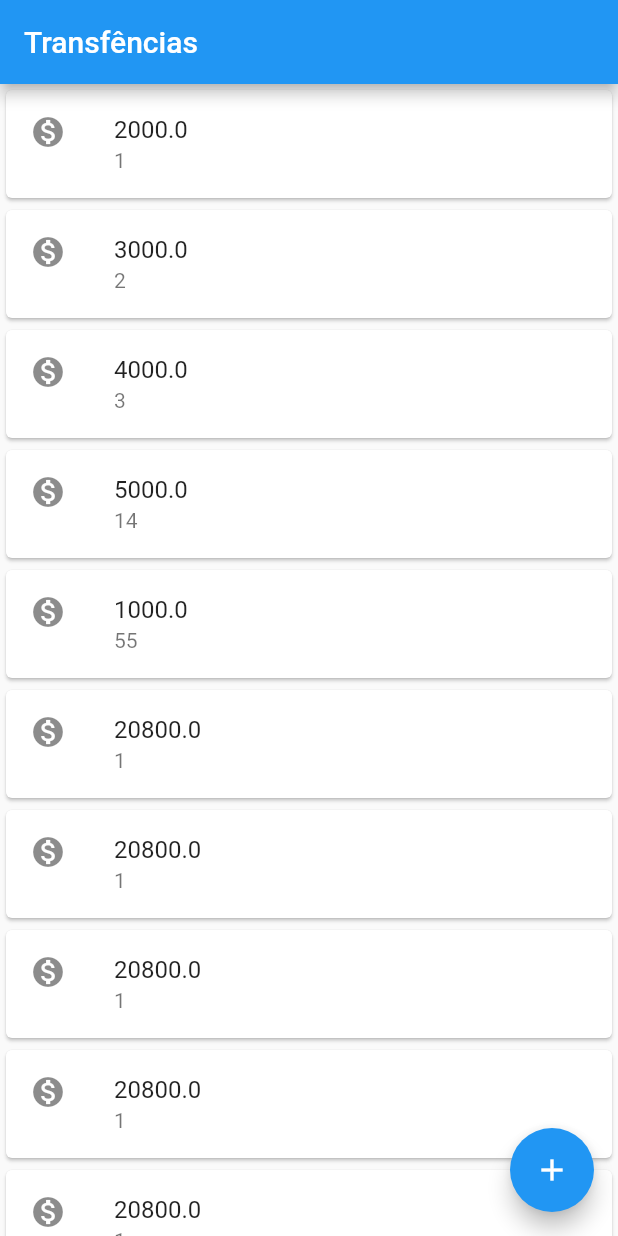
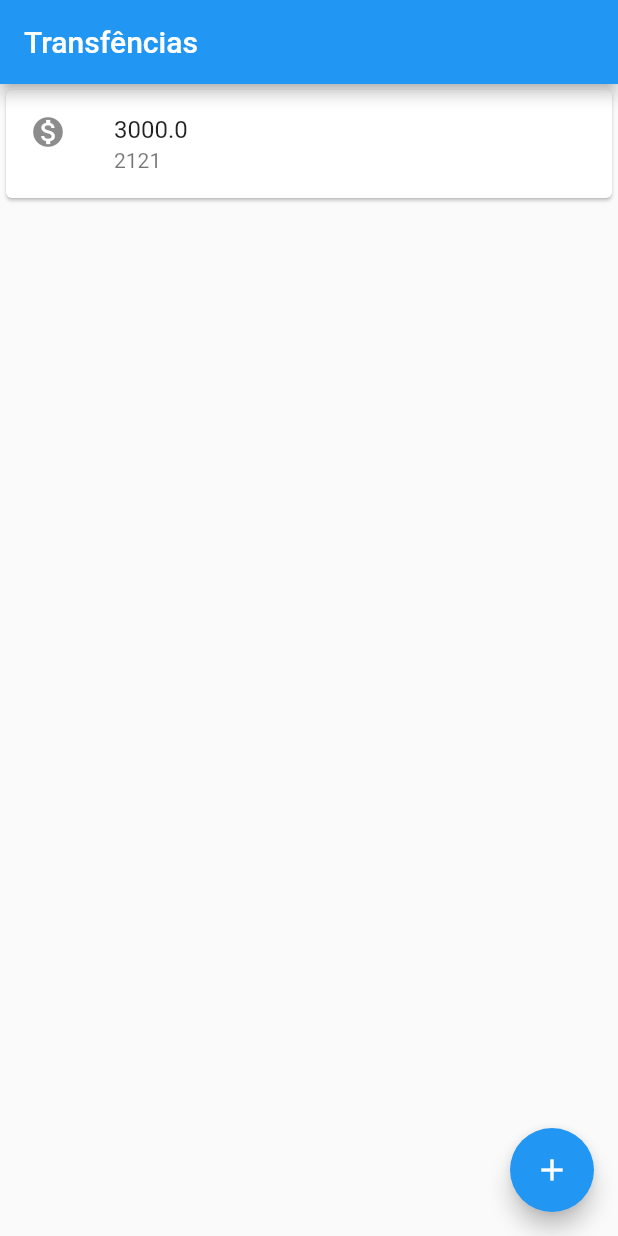
Before and after one commit to jrrodrigo421/APP_Flutter_Basico, a Flutter app: the screen it shows after launch, on a phone screen of 412 x 824 dp. Run offline on Flutter 3.47's test engine with Material 2 defaults, Android fonts, the phone set to English and light mode, and no system bars.

Commit message:
criando lista dinamica

```diff
--- a/lib/main.dart
+++ b/lib/main.dart
@@ -39,7 +39,8 @@
             icone: Icons.monetization_on,
           ),
           ElevatedButton(
-              onPressed: () => _criaTransferencia(context), child: Text('Confirmar'))
+              onPressed: () => _criaTransferencia(context),
+              child: Text('Confirmar'))
         ],
       ),
     );
@@ -52,7 +53,7 @@
       final transferenciaCriada =
           Transferencia(valor: valor, numeroConta: numeroConta);
       debugPrint('$transferenciaCriada');
-      Navigator.pop(context,transferenciaCriada);
+      Navigator.pop(context, transferenciaCriada);
     }
   }
 }
@@ -86,38 +87,26 @@
 }
 
 class ListaTransf extends StatelessWidget {
+  final List<Transferencia> _transferencia = [];
+
   @override
   Widget build(BuildContext context) {
+    _transferencia.add(Transferencia(valor: 3000, numeroConta: 2121));
     return Scaffold(
       appBar: AppBar(
         title: Text('Transfências'),
       ),
-      body: Column(
-        children: [
-          ItemTransf(Transferencia(valor: 2000.00, numeroConta: 0001)),
-          ItemTransf(Transferencia(valor: 3000.00, numeroConta: 0002)),
-          ItemTransf(Transferencia(valor: 4000.00, numeroConta: 0003)),
-          ItemTransf(Transferencia(valor: 5000.00, numeroConta: 00014)),
-          ItemTransf(Transferencia(valor: 1000.00, numeroConta: 0055)),
-          ItemTransf(Transferencia(valor: 20800.00, numeroConta: 0001)),
-          ItemTransf(Transferencia(valor: 20800.00, numeroConta: 0001)),
-          ItemTransf(Transferencia(valor: 20800.00, numeroConta: 0001)),
-          ItemTransf(Transferencia(valor: 20800.00, numeroConta: 0001)),
-          ItemTransf(Transferencia(valor: 20800.00, numeroConta: 0001)),
-          ItemTransf(Transferencia(valor: 20800.00, numeroConta: 0001)),
-          ItemTransf(Transferencia(valor: 20800.00, numeroConta: 0001)),
-          ItemTransf(Transferencia(valor: 20800.00, numeroConta: 0001)),
-          ItemTransf(Transferencia(valor: 20800.00, numeroConta: 0001)),
-          ItemTransf(Transferencia(valor: 20800.00, numeroConta: 0001)),
-          ItemTransf(Transferencia(valor: 20800.00, numeroConta: 0001)),
-          ItemTransf(Transferencia(valor: 20800.00, numeroConta: 0001)),
-          ItemTransf(Transferencia(valor: 20800.00, numeroConta: 0001)),
-          ItemTransf(Transferencia(valor: 20800.00, numeroConta: 0001)),
-        ],
-      ),
+      body: ListView.builder(
+          itemCount: _transferencia.length,
+          itemBuilder: (BuildContext context, int index) {
+            final transferencia = _transferencia[index];
+            return ItemTransf(transferencia);
+
+          }),
       floatingActionButton: FloatingActionButton(
         onPressed: () {
-          final Future<dynamic> future = Navigator.push(context, MaterialPageRoute(builder: (context){
+          final Future<dynamic> future =
+              Navigator.push(context, MaterialPageRoute(builder: (context) {
             return FormularioTransferencia();
           }));
           future.then((transferenciaRecebida) {
```
